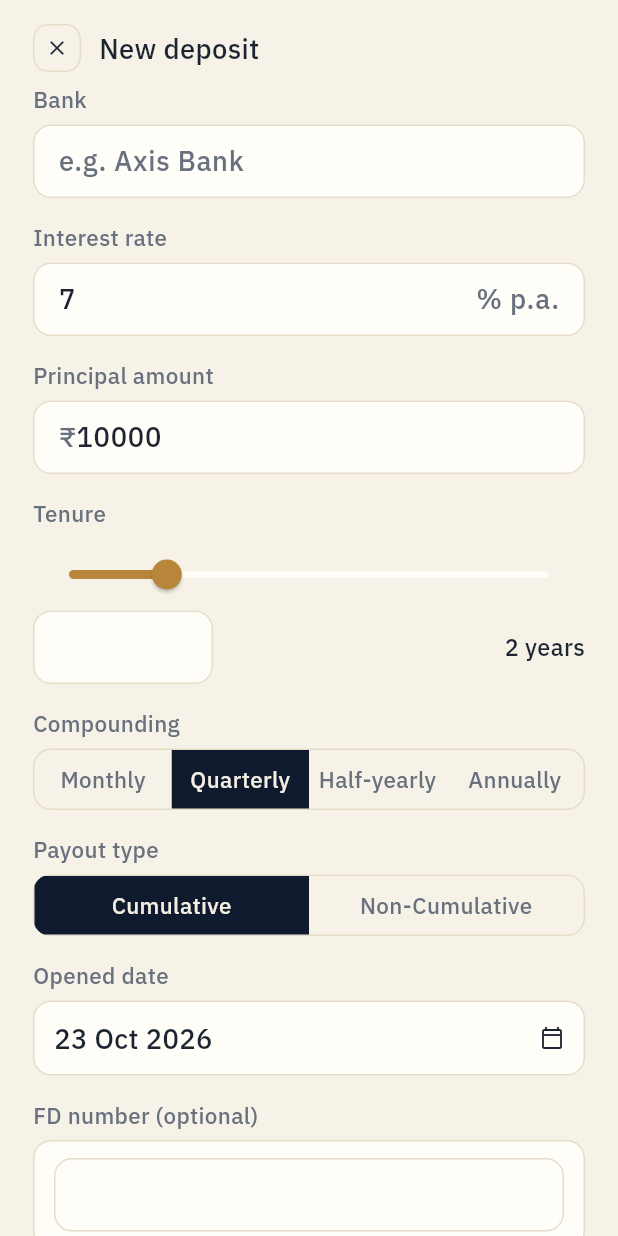
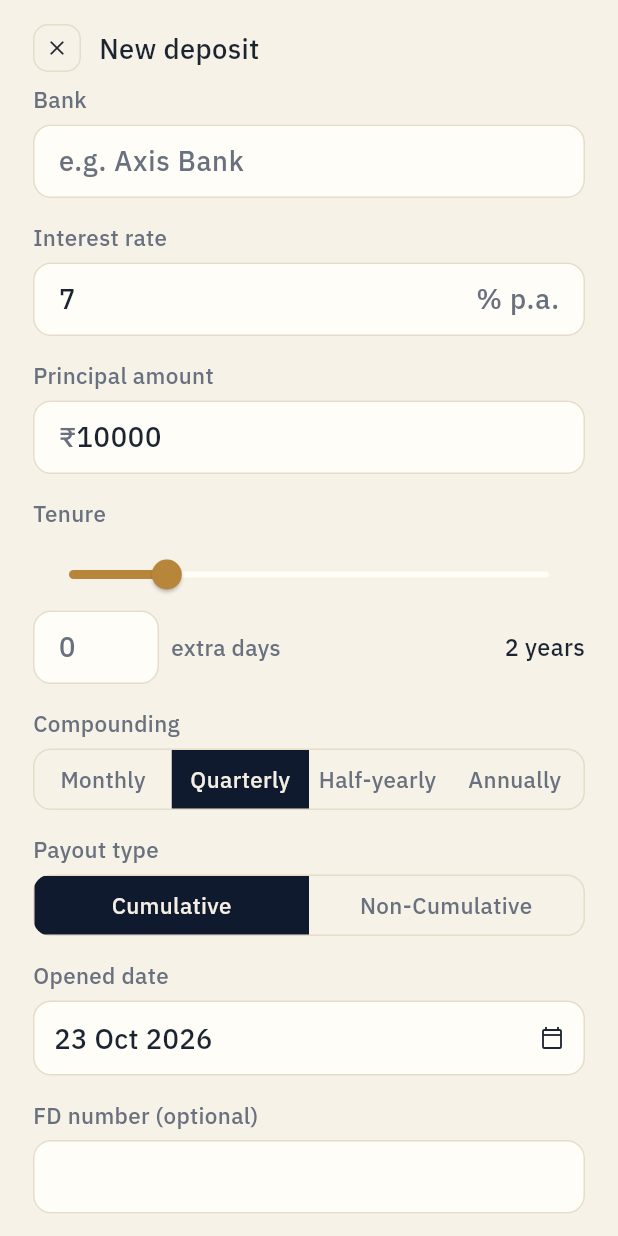
Before and after one commit to SarveshP16/FixedWise, a Flutter app: the screen it shows after launch, after a tap on "New", on a phone screen of 412 x 824 dp. Run offline on Flutter 3.47's test engine with Material 3 defaults, Android fonts, the light colour scheme and no system bars; our stand-ins replace file_picker, flutter_local_notifications, flutter_riverpod, flutter_secure_storage, flutter_timezone, go_router and 6 more; accounts and stored records are empty; project files that could hold a hidden picture were left out.

Commit message:
Release 1.1.1: lock-screen accessibility fix, UI fixes, README
Fixes found testing 1.1.0 on a real device:
- Exclude everything behind the app-lock gate from accessibility, so
  screen readers can't read or activate locked content.
- Don't lock the app immediately after a PIN is created.
- Rebuild every tab when the theme brightness changes; offstage tabs
  kept their old-theme colours until restart.
- Remove the box-in-a-box on name/FD number/nominee fields, open
  tab-level bottom sheets on the root navigator, always show the
  "extra days" label, space out the close-early fields.

Also: README rewrite with screenshots, guide and formulas; F-Droid
phone screenshots and 1.1.1 changelog; Ko-fi FUNDING.yml; version
1.1.1+2004 and F-Droid recipe bumped to match.

```diff
--- a/lib/app.dart
+++ b/lib/app.dart
@@ -34,6 +34,8 @@ class FixedWiseApp extends ConsumerStatefulWidget {
 }
 
 class _FixedWiseAppState extends ConsumerState<FixedWiseApp> with WidgetsBindingObserver {
+  Brightness? _lastBrightness;
+
   @override
   void initState() {
     super.initState();
@@ -85,11 +87,37 @@ class _FixedWiseAppState extends ConsumerState<FixedWiseApp> with WidgetsBinding
         // one of them.
         final brightness = Theme.of(context).brightness;
         AppColors.brightness = brightness;
+        // Screens read colors through AppColors' static getters, not
+        // Theme.of, so nothing marks them dirty when the theme flips —
+        // and StatefulShellRoute keeps every tab alive offstage, so a tab
+        // built before the switch kept its old-theme colors (dark text on
+        // a dark background) until the app restarted. Rebuild the whole
+        // tree once after any brightness change.
+        if (_lastBrightness != null && _lastBrightness != brightness) {
+          WidgetsBinding.instance.addPostFrameCallback((_) {
+            if (context.mounted) _markSubtreeNeedsBuild(context as Element);
+          });
+        }
+        _lastBrightness = brightness;
         return AnnotatedRegion<SystemUiOverlayStyle>(
           value: _defaultSystemOverlayStyle(brightness),
-          child: Stack(children: [?child, if (isLocked) const AppLockGate()]),
+          child: Stack(
+            children: [
+              if (child != null) ExcludeSemantics(excluding: isLocked, child: child),
+              if (isLocked) const AppLockGate(),
+            ],
+          ),
         );
       },
     );
   }
 }
+
+void _markSubtreeNeedsBuild(Element root) {
+  void mark(Element element) {
+    element.markNeedsBuild();
+    element.visitChildren(mark);
+  }
+
+  root.visitChildren(mark);
+}
--- a/lib/core/security/pin_create_screen.dart
+++ b/lib/core/security/pin_create_screen.dart
@@ -46,6 +46,7 @@ class _PinCreateScreenState extends ConsumerState<_PinCreateScreen> {
 
     if (pin == _firstEntry) {
       await ref.read(pinServiceProvider).setPin(pin);
+      ref.read(appLockProvider.notifier).unlock();
       await ref.read(appLockProvider.notifier).refresh();
       if (mounted) Navigator.of(context).pop(true);
     } else {
--- a/lib/features/calculator/presentation/widgets/deposit_form_fields.dart
+++ b/lib/features/calculator/presentation/widgets/deposit_form_fields.dart
@@ -142,16 +142,20 @@ class _DepositFormFieldsState extends State<DepositFormFields> {
               Row(
                 children: [
                   SizedBox(
-                    width: 120,
+                    width: 84,
                     child: TextField(
                       controller: _daysController,
                       style: AppTypography.inputText,
                       keyboardType: TextInputType.number,
                       inputFormatters: [FilteringTextInputFormatter.digitsOnly, LengthLimitingTextInputFormatter(4)],
-                      decoration: const InputDecoration(prefixText: '+ ', suffixText: 'days', isDense: true),
+                      decoration: const InputDecoration(hintText: '0', isDense: true),
                       onChanged: (value) => _emit(_draft.copyWith(tenureDays: int.tryParse(value) ?? 0)),
                     ),
                   ),
+                  const SizedBox(width: 8),
+                  // A plain label rather than the field's own prefix/suffix
+                  // text, which Flutter hides until the field has focus.
+                  Text('extra days', style: AppTypography.fieldLabel),
                   const Spacer(),
                   Text(describeTenure(_draft.tenureMonths, _draft.tenureDays), style: AppTypography.tenureValue),
                 ],
--- a/lib/features/deposits/presentation/screens/deposits_list_screen.dart
+++ b/lib/features/deposits/presentation/screens/deposits_list_screen.dart
@@ -190,6 +190,7 @@ class _DepositsListScreenState extends ConsumerState<DepositsListScreen> {
     final current = ref.read(depositSortProvider);
     final chosen = await showModalBottomSheet<DepositSort>(
       context: context,
+      useRootNavigator: true,
       builder: (context) => SafeArea(
         child: Column(
           mainAxisSize: MainAxisSize.min,
--- a/lib/features/deposits/presentation/screens/new_deposit_screen.dart
+++ b/lib/features/deposits/presentation/screens/new_deposit_screen.dart
@@ -163,23 +163,14 @@ class _NewDepositScreenState extends ConsumerState<NewDepositScreen> {
                       ),
                     FixedwiseFieldShell(
                       label: 'FD number (optional)',
-                      child: FixedwiseInputBox(
-                        child: TextField(
-                          controller: _fdNumberController,
-                          style: AppTypography.inputText,
-                          decoration: const InputDecoration(border: InputBorder.none, isDense: true),
-                        ),
-                      ),
+                      child: TextField(controller: _fdNumberController, style: AppTypography.inputText),
                     ),
                     FixedwiseFieldShell(
                       label: 'Nominee (optional)',
-                      child: FixedwiseInputBox(
-                        child: TextField(
-                          controller: _nomineeController,
-                          style: AppTypography.inputText,
-                          textCapitalization: TextCapitalization.words,
-                          decoration: const InputDecoration(border: InputBorder.none, isDense: true),
-                        ),
+                      child: TextField(
+                        controller: _nomineeController,
+                        style: AppTypography.inputText,
+                        textCapitalization: TextCapitalization.words,
                       ),
                     ),
                     SwitchListTile.adaptive(
--- a/lib/features/deposits/presentation/widgets/close_early_dialog.dart
+++ b/lib/features/deposits/presentation/widgets/close_early_dialog.dart
@@ -103,6 +103,7 @@ class _CloseEarlyDialogState extends State<_CloseEarlyDialog> {
                 setState(() => _amountController.text = _estimate(double.tryParse(value) ?? 0).round().toString());
               },
             ),
+            const SizedBox(height: 16),
             TextField(
               controller: _amountController,
               keyboardType: TextInputType.number,
--- a/pubspec.yaml
+++ b/pubspec.yaml
@@ -16,7 +16,7 @@ publish_to: 'none' # Remove this line if you wish to publish to pub.dev
 # https://developer.apple.com/library/archive/documentation/General/Reference/InfoPlistKeyReference/Articles/CoreFoundationKeys.html
 # In Windows, build-name is used as the major, minor, and patch parts
 # of the product and file versions while build-number is used as the build suffix.
-version: 1.1.0+2003
+version: 1.1.1+2004
 
 environment:
   sdk: ^3.13.2
```
Also changed, not shown: lib/features/profile/data/whats_new.dart (+10 -0 lines), lib/features/profile/presentation/screens/profile_screen.dart (+6 -9 lines), 12 other files.
